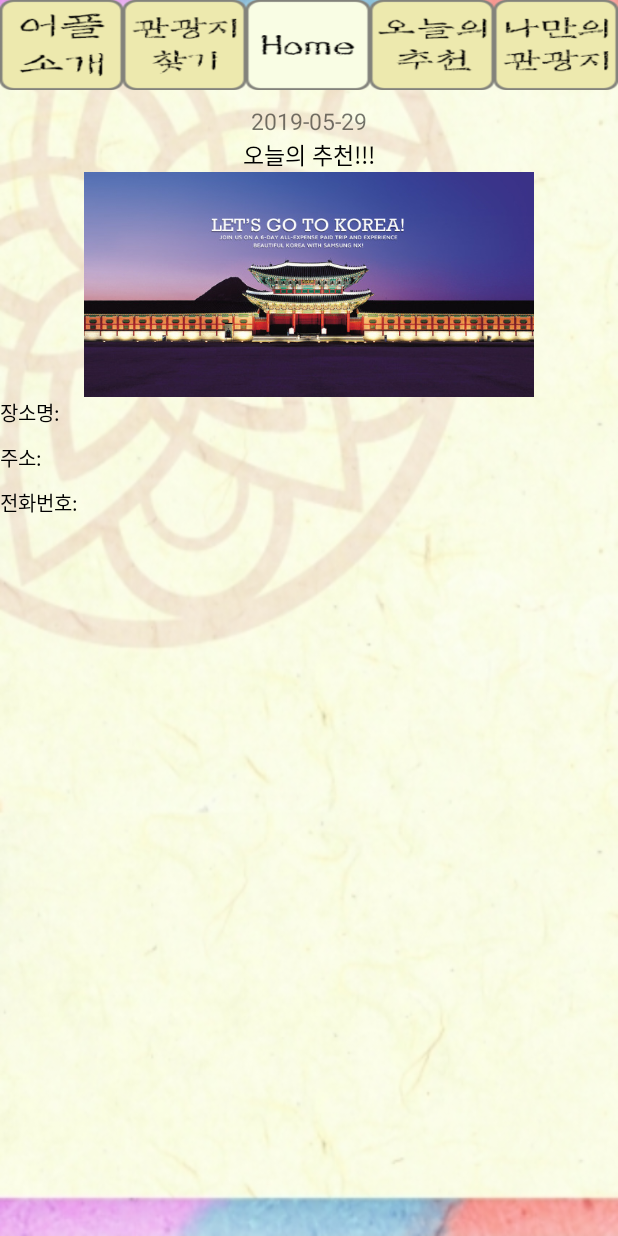
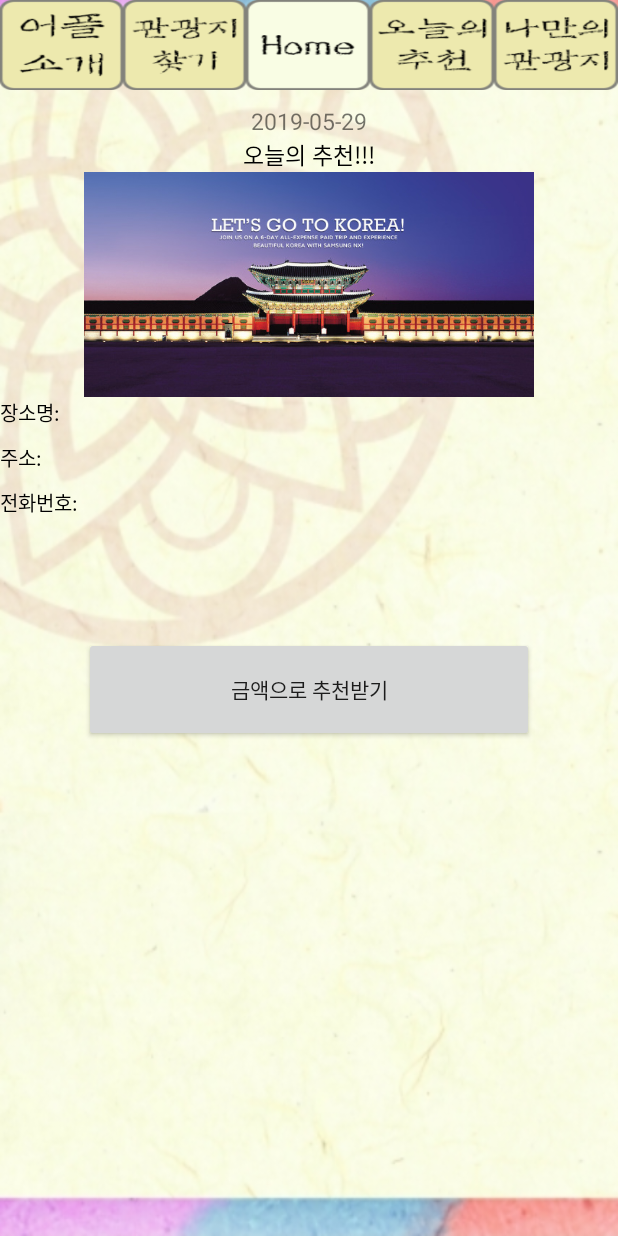
Before and after one commit to JoBeom-jin/bjj_pro, an Android app: the RecommendActivity screen opened directly, with no data from a screen before it, on a phone screen of 412 x 824 dp. Run offline under Robolectric (Android 15) with nearby library versions, the phone set to English and light mode, and no system bars; libraries missing offline, so code that uses them is left out: io.realm; 2 statements that could not run were skipped.

Commit message:
2019.05.29

```diff
--- a/app/src/main/AndroidManifest.xml
+++ b/app/src/main/AndroidManifest.xml
@@ -15,16 +15,15 @@
         android:roundIcon="@mipmap/ic_launcher_round"
         android:supportsRtl="true"
         android:theme="@style/AppTheme">
-
+        <activity android:name=".MoneyActivity"
+            android:theme="@android:style/Theme.DeviceDefault.Light.Dialog" />
         <activity android:name=".DBActivity" />
         <activity
             android:name=".GMPage"
             android:theme="@android:style/Theme.DeviceDefault.Light.Dialog" />
-
         <activity
             android:name=".PlacepopupActivity"
             android:theme="@android:style/Theme.DeviceDefault.Light.Dialog" />
-
         <activity android:name=".RecommendActivity" />
         <!--
              The API key for Google Maps-based APIs is defined as a string resource.
--- a/app/src/main/java/com/example/myapplication/CustomAdapter.java
+++ b/app/src/main/java/com/example/myapplication/CustomAdapter.java
@@ -55,6 +55,8 @@ public class CustomAdapter extends BaseAdapter {
         latTextView.setText(Double.toString(listViewItem.getLat()));
         lonTextView.setText(Double.toString(listViewItem.getLon()));
 
+
+
         return convertView;
     }
 
--- a/app/src/main/java/com/example/myapplication/MyActivity.java
+++ b/app/src/main/java/com/example/myapplication/MyActivity.java
@@ -109,6 +109,7 @@ public class MyActivity extends AppCompatActivity {
         // 쿼리
         final RealmResults<Place> results = realm.where(Place.class)
                 .sort("name", Sort.DESCENDING)
+                .distinct("name")
                 .findAll();
 
         PlaceRecyclerAdapter adapter = new PlaceRecyclerAdapter(results);
--- a/app/src/main/java/com/example/myapplication/RecommendActivity.java
+++ b/app/src/main/java/com/example/myapplication/RecommendActivity.java
@@ -31,6 +31,7 @@ public class RecommendActivity extends AppCompatActivity {
     Button home_bt2;
     Button menu_bt5;
     Button menu_bt4;
+    Button money_recommend;
 
     TextView place_name;
     TextView phone_name;
@@ -92,6 +93,15 @@ public class RecommendActivity extends AppCompatActivity {
         }
     };
 
+
+    View.OnClickListener money_click = new View.OnClickListener() {
+        @Override
+        public void onClick(View v) {
+            Intent i = new Intent(getApplicationContext(), MoneyActivity.class);
+            startActivity(i);
+        }
+    };
+
     @Override
     protected void onCreate(Bundle savedInstanceState) {
         super.onCreate(savedInstanceState);
@@ -108,6 +118,7 @@ public class RecommendActivity extends AppCompatActivity {
         home_bt2 = (Button) findViewById(R.id.menu_bt3);
         menu_bt5 = (Button) findViewById(R.id.menu_bt5);
         menu_bt4 = (Button) findViewById(R.id.menu_bt4);
+        money_recommend = (Button) findViewById(R.id.money_recommend);
 
 
         menu_bt1.setOnClickListener(menu1_click);
@@ -115,6 +126,7 @@ public class RecommendActivity extends AppCompatActivity {
         home_bt2.setOnClickListener(home_click);
         menu_bt4.setOnClickListener(menu4_click);
         menu_bt5.setOnClickListener(menu5_click);
+        money_recommend.setOnClickListener(money_click);
 
 
         date_text.setText(getTime());
--- a/app/src/main/java/com/example/myapplication/TitleActivity.java
+++ b/app/src/main/java/com/example/myapplication/TitleActivity.java
@@ -177,7 +177,7 @@ public class TitleActivity extends AppCompatActivity {
             MarkerItem place5 = realm.createObject(MarkerItem.class);
             place5.setTitle("수원 화성");
             place5.setAdd("경기도 수원시 팔달구 장안동 1-2");
-            place5.setPhone_num("");
+            place5.setPhone_num(" ");
             place5.setLat(37.288532);
             place5.setLon(127.013939);
 
@@ -199,7 +199,7 @@ public class TitleActivity extends AppCompatActivity {
             MarkerItem place8 = realm.createObject(MarkerItem.class);
             place8.setTitle("동묘시장");
             place8.setAdd("서울특별시 종로구 숭인2동");
-            place8.setPhone_num("");
+            place8.setPhone_num(" ");
             place8.setLat(37.573309);
             place8.setLon(127.017610);
 
--- a/app/src/main/res/layout/activity_recommend.xml
+++ b/app/src/main/res/layout/activity_recommend.xml
@@ -155,4 +155,21 @@
 
     </LinearLayout>
 
+    <LinearLayout
+        android:layout_width="match_parent"
+        android:layout_height="wrap_content"
+        android:orientation="horizontal"
+        android:layout_marginTop="70dp"
+        android:gravity="center">
+
+
+    <Button
+        android:layout_width="300dp"
+        android:layout_height="70dp"
+        android:id="@+id/money_recommend"
+        android:text="금액으로 추천받기"/>
+
+    </LinearLayout>
+
+
 </LinearLayout>
```
Also changed, not shown: app/src/main/java/com/example/myapplication/MoneyActivity.java (added, +118 -0 lines), app/src/main/res/layout/activity_money.xml (added, +61 -0 lines).
